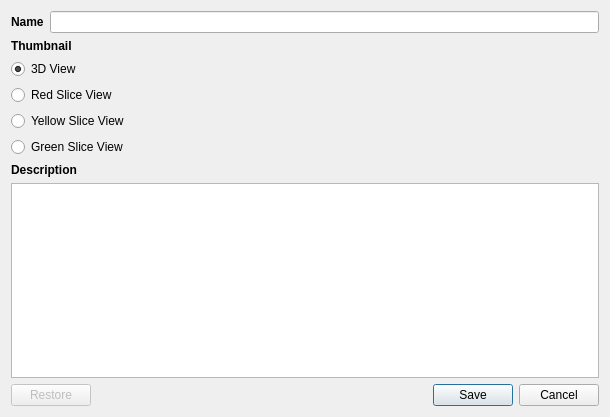
Qt form QTModules/Annotation/Resources/UI/qSlicerAnnotationModuleSnapShotDialog.ui (Slicer/SlicerGitSVNArchive) before a commit.
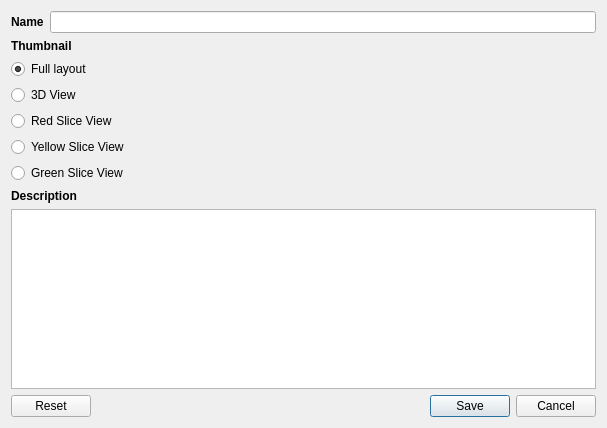
The same form after that commit. Icons and pictures are not drawn.

Commit message: ENH: Annotation module: Added the icons for different snapshot thumbnails to our resourcepack.

```diff
--- a/QTModules/Annotation/Resources/UI/qSlicerAnnotationModuleSnapShotDialog.ui
+++ b/QTModules/Annotation/Resources/UI/qSlicerAnnotationModuleSnapShotDialog.ui
@@ -6,8 +6,8 @@
    <rect>
     <x>0</x>
     <y>0</y>
-    <width>610</width>
-    <height>417</height>
+    <width>607</width>
+    <height>428</height>
    </rect>
   </property>
   <property name="sizePolicy">
@@ -57,6 +57,20 @@
     <layout class="QHBoxLayout" name="topRow">
      <item>
       <layout class="QVBoxLayout" name="verticalLayout">
+       <item>
+        <widget class="QRadioButton" name="fullLayoutRadio">
+         <property name="text">
+          <string>Full layout</string>
+         </property>
+         <property name="icon">
+          <iconset resource="../qSlicerAnnotationModule.qrc">
+           <normaloff>:/Icons/AnnotationLayout.png</normaloff>:/Icons/AnnotationLayout.png</iconset>
+         </property>
+         <property name="checked">
+          <bool>true</bool>
+         </property>
+        </widget>
+       </item>
        <item>
         <widget class="QRadioButton" name="threeDViewRadio">
          <property name="text">
@@ -67,7 +81,7 @@
            <normaloff>:/Icons/LayoutOneUp3DView.png</normaloff>:/Icons/LayoutOneUp3DView.png</iconset>
          </property>
          <property name="checked">
-          <bool>true</bool>
+          <bool>false</bool>
          </property>
         </widget>
        </item>
@@ -135,42 +149,11 @@
     <widget class="QTextEdit" name="descriptionTextEdit"/>
    </item>
    <item>
-    <layout class="QHBoxLayout" name="horizontalLayout_2">
-     <item>
-      <widget class="QPushButton" name="restoreButton">
-       <property name="enabled">
-        <bool>false</bool>
-       </property>
-       <property name="text">
-        <string>Restore</string>
-       </property>
-       <property name="icon">
-        <iconset resource="../qSlicerAnnotationModule.qrc">
-         <normaloff>:/Icons/SnapshotRestore.png</normaloff>
-         <normalon>:/Icons/SnapshotRestore.png</normalon>
-         <disabledoff>:/Icons/SnapshotRestore.png</disabledoff>
-         <disabledon>:/Icons/SnapshotRestore.png</disabledon>
-         <activeoff>:/Icons/SnapshotRestore.png</activeoff>
-         <activeon>:/Icons/SnapshotRestore.png</activeon>
-         <selectedoff>:/Icons/SnapshotRestore.png</selectedoff>
-         <selectedon>:/Icons/SnapshotRestore.png</selectedon>:/Icons/SnapshotRestore.png</iconset>
-       </property>
-       <property name="iconSize">
-        <size>
-         <width>16</width>
-         <height>16</height>
-        </size>
-       </property>
-      </widget>
-     </item>
-     <item>
-      <widget class="QDialogButtonBox" name="buttonBox">
-       <property name="standardButtons">
-        <set>QDialogButtonBox::Cancel|QDialogButtonBox::Save</set>
-       </property>
-      </widget>
-     </item>
-    </layout>
+    <widget class="QDialogButtonBox" name="buttonBox">
+     <property name="standardButtons">
+      <set>QDialogButtonBox::Cancel|QDialogButtonBox::Reset|QDialogButtonBox::Save</set>
+     </property>
+    </widget>
    </item>
   </layout>
  </widget>
```
Left out of the diff: 8 changed lines with no effect on the pictures. The commit also changes 5 other files.
